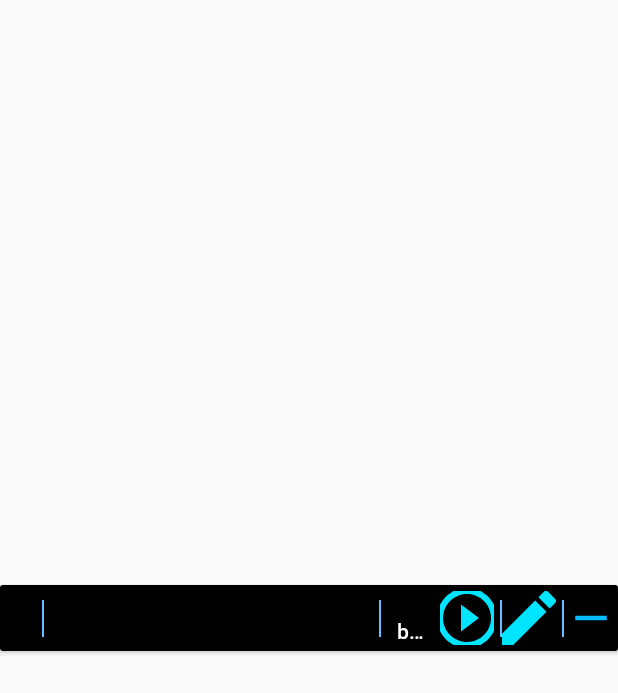
After one commit to SuperBigBang/MusHelp, an Android app: the layout item_song_list.xml on its own in the app's theme, with its tools: preview values and no code run, on a phone screen of 412 x 824 dp. The commit adds this screen. Shown: the top 693 px of the screen. Run offline under Robolectric (Android 15) with nearby library versions, the phone set to English and light mode, and no system bars.

Commit message:
feat: item song list for Recycler View added

```diff
--- a/app/src/main/java/com/superbigbang/mushelp/screen/topLevelActivity/TopLevelPresenter.java
+++ b/app/src/main/java/com/superbigbang/mushelp/screen/topLevelActivity/TopLevelPresenter.java
@@ -19,15 +19,19 @@ public class TopLevelPresenter extends MvpPresenter<TopLevelView> {
         super.onFirstViewAttach();
     }
 
-    public void showAdvertistments() {
+    void showAdvertistments() {
         getViewState().showAdvertistments(new AdRequest.Builder().build());
     }
 
-    public void showSetLists() {
+    void showSetLists() {
         mData = DataServer.getNormalMultipleEntities();
-        DemoMultipleItemRvAdapter multipleItemAdapter = new DemoMultipleItemRvAdapter(mData);
-        getViewState().showSetLists(multipleItemAdapter);
+        DemoMultipleItemRvAdapter multipleItemAdapterSet = new DemoMultipleItemRvAdapter(mData);
+        getViewState().showSetLists(multipleItemAdapterSet);
     }
 
-
+    void showSongsLists() {
+        mData = DataServer.getNormalMultipleEntities();
+        DemoMultipleItemRvAdapter multipleItemAdapterSongs = new DemoMultipleItemRvAdapter(mData);
+        getViewState().showSongsLists(multipleItemAdapterSongs);
+    }
 }
--- a/app/src/main/java/com/superbigbang/mushelp/screen/topLevelActivity/TopLevelView.java
+++ b/app/src/main/java/com/superbigbang/mushelp/screen/topLevelActivity/TopLevelView.java
@@ -12,4 +12,6 @@ public interface TopLevelView extends MvpView {
  void showAdvertistments(AdRequest adRequest);
 
  void showSetLists(DemoMultipleItemRvAdapter multipleItemAdapter);
+
+    void showSongsLists(DemoMultipleItemRvAdapter multipleItemAdapter);
 }
--- a/app/src/main/java/com/superbigbang/mushelp/screen/topLevelActivity/TopLevelViewActivity.java
+++ b/app/src/main/java/com/superbigbang/mushelp/screen/topLevelActivity/TopLevelViewActivity.java
@@ -32,7 +32,7 @@ public class TopLevelViewActivity extends MvpAppCompatActivity implements TopLev
     @BindView(R.id.RecyclerSetList)
     RecyclerView mRecyclerSetList;
     @BindView(R.id.RecyclerSongsList)
-    RecyclerView RecyclerSongsList;
+    RecyclerView mRecyclerSongsList;
     @BindView(R.id.buyButton)
     ImageButton buyButton;
     @BindView(R.id.newItemCircleButton)
@@ -54,6 +54,14 @@ public class TopLevelViewActivity extends MvpAppCompatActivity implements TopLev
         mRecyclerSetList.setLayoutManager(managerSetList);
         mTopLevelPresenter.showSetLists();
 
+        LinearLayoutManager managerSongsList = new LinearLayoutManager(this, LinearLayoutManager.VERTICAL, false);
+        mRecyclerSongsList.setLayoutManager(managerSongsList);
+        mTopLevelPresenter.showSongsLists();
+    }
+
+    @Override
+    public void showSongsLists(DemoMultipleItemRvAdapter multipleItemAdapter) {
+        mRecyclerSongsList.setAdapter(multipleItemAdapter);
     }
 
     @Override
--- a/app/src/main/res/layout/activity_top_level.xml
+++ b/app/src/main/res/layout/activity_top_level.xml
@@ -22,9 +22,9 @@
         android:id="@+id/RecyclerSetList"
         android:layout_width="0dp"
         android:layout_height="43dp"
-        android:layout_marginEnd="8dp"
         android:layout_marginStart="8dp"
         android:layout_marginTop="8dp"
+        android:layout_marginEnd="8dp"
         android:scrollbars="none"
         app:layout_constraintEnd_toStartOf="@+id/editListPenButton"
         app:layout_constraintStart_toStartOf="parent"
@@ -32,12 +32,13 @@
 
     <android.support.v7.widget.RecyclerView
         android:id="@+id/RecyclerSongsList"
-        android:layout_width="368dp"
+        android:layout_width="0dp"
         android:layout_height="0dp"
-        android:layout_marginBottom="8dp"
-        android:layout_marginEnd="8dp"
         android:layout_marginStart="8dp"
         android:layout_marginTop="8dp"
+        android:layout_marginEnd="8dp"
+        android:layout_marginBottom="8dp"
+        android:scrollbars="none"
         app:layout_constraintBottom_toTopOf="@+id/newItemCircleButton"
         app:layout_constraintEnd_toEndOf="parent"
         app:layout_constraintHorizontal_bias="0.0"
--- /dev/null
+++ b/app/src/main/res/layout/item_song_list.xml
@@ -0,0 +1,178 @@
+<?xml version="1.0" encoding="utf-8"?>
+<android.support.v7.widget.CardView xmlns:android="http://schemas.android.com/apk/res/android"
+    xmlns:app="http://schemas.android.com/apk/res-auto"
+    android:id="@+id/card_set_list_view"
+    android:layout_width="match_parent"
+    android:layout_height="wrap_content"
+    android:layout_gravity="center">
+
+    <android.support.constraint.ConstraintLayout
+        android:id="@+id/linearLayout2"
+        android:layout_width="match_parent"
+        android:layout_height="wrap_content"
+        android:background="@color/colorPrimary"
+        android:gravity="center"
+        android:orientation="horizontal"
+        app:layout_constraintBottom_toTopOf="@+id/divider1"
+        app:layout_constraintTop_toTopOf="@+id/divider1">
+
+        <TextView
+            android:id="@+id/songPosition"
+            android:layout_width="28sp"
+            android:layout_height="wrap_content"
+            android:ellipsize="end"
+            android:fontFamily="@font/roboto_medium"
+            android:gravity="center"
+            android:maxLength="2"
+            android:maxLines="1"
+            android:paddingStart="@dimen/dp_4"
+            android:paddingEnd="@dimen/dp_4"
+            android:textColor="@color/textColorPrimary"
+            android:textSize="18sp"
+            android:textStyle="normal"
+            app:layout_constraintBottom_toBottomOf="parent"
+            app:layout_constraintStart_toStartOf="parent"
+            app:layout_constraintTop_toTopOf="parent" />
+
+        <ImageView
+            android:id="@+id/divider1"
+            android:layout_width="1dp"
+            android:layout_height="0dp"
+            android:layout_margin="0dp"
+            android:contentDescription="@string/divider"
+            android:padding="0dp"
+            app:layout_constraintBottom_toBottomOf="@+id/songName"
+            app:layout_constraintStart_toEndOf="@+id/songPosition"
+            app:layout_constraintTop_toTopOf="@+id/songName"
+            app:srcCompat="@color/cornerColor" />
+
+        <TextView
+            android:id="@+id/songName"
+            android:layout_width="0dp"
+            android:layout_height="wrap_content"
+            android:ellipsize="end"
+            android:fontFamily="@font/roboto_medium"
+            android:gravity="center"
+            android:paddingStart="@dimen/dp_4"
+            android:paddingEnd="@dimen/dp_4"
+            android:textColor="@color/textColorPrimary"
+            android:textSize="18sp"
+            android:textStyle="normal"
+            app:layout_constraintBottom_toBottomOf="parent"
+            app:layout_constraintEnd_toStartOf="@+id/divider2"
+            app:layout_constraintStart_toEndOf="@+id/divider1"
+            app:layout_constraintTop_toTopOf="parent" />
+
+        <ImageView
+            android:id="@+id/divider2"
+            android:layout_width="1dp"
+            android:layout_height="0dp"
+            android:layout_margin="0dp"
+            android:contentDescription="@string/divider"
+            android:padding="0dp"
+            app:layout_constraintBottom_toBottomOf="@+id/songName"
+            app:layout_constraintEnd_toStartOf="@+id/bpmEditMetro"
+            app:layout_constraintTop_toTopOf="@+id/songName"
+            app:srcCompat="@color/cornerColor" />
+
+        <TextView
+            android:id="@+id/bpmEditMetro"
+            android:layout_width="38sp"
+            android:layout_height="wrap_content"
+            android:ellipsize="end"
+            android:fontFamily="@font/roboto_medium"
+            android:gravity="center"
+            android:maxLength="3"
+            android:maxLines="1"
+            android:paddingStart="@dimen/dp_4"
+            android:paddingEnd="@dimen/dp_4"
+            android:textColor="@color/textColorPrimary"
+            android:textSize="18sp"
+            android:textStyle="normal"
+            app:layout_constraintBottom_toTopOf="@+id/bpmText"
+            app:layout_constraintEnd_toStartOf="@+id/playPauseButton"
+            app:layout_constraintStart_toEndOf="@+id/songName"
+            app:layout_constraintTop_toTopOf="@+id/playPauseButton" />
+
+        <TextView
+            android:id="@+id/bpmText"
+            android:layout_width="36dp"
+            android:layout_height="wrap_content"
+            android:ellipsize="end"
+            android:fontFamily="@font/roboto_medium"
+            android:gravity="center"
+            android:maxLines="1"
+            android:paddingStart="@dimen/dp_4"
+            android:paddingEnd="@dimen/dp_4"
+            android:text="@string/bpm"
+            android:textColor="@color/textColorPrimary"
+            android:textSize="14sp"
+            android:textStyle="normal"
+            app:layout_constraintBottom_toBottomOf="@+id/playPauseButton"
+            app:layout_constraintEnd_toStartOf="@+id/playPauseButton"
+            app:layout_constraintStart_toEndOf="@+id/songName"
+            app:layout_constraintTop_toTopOf="@+id/playPauseButton"
+            app:layout_constraintVertical_bias="1.0" />
+
+        <ImageButton
+            android:id="@+id/playPauseButton"
+            android:layout_width="36dp"
+            android:layout_height="36dp"
+            android:layout_marginEnd="4dp"
+            android:background="@color/colorPrimary"
+            android:contentDescription="@string/playpausebutton"
+            app:layout_constraintBottom_toBottomOf="parent"
+            app:layout_constraintEnd_toStartOf="@+id/divider3"
+            app:layout_constraintTop_toTopOf="parent"
+            app:srcCompat="@drawable/baseline_play_circle_outline_white_48" />
+
+        <ImageView
+            android:id="@+id/divider3"
+            android:layout_width="1dp"
+            android:layout_height="0dp"
+            android:layout_margin="0dp"
+            android:contentDescription="@string/divider"
+            android:padding="0dp"
+            app:layout_constraintBottom_toBottomOf="@+id/songName"
+            app:layout_constraintEnd_toStartOf="@+id/editSongButton"
+            app:layout_constraintTop_toTopOf="@+id/songName"
+            app:srcCompat="@color/cornerColor" />
+
+        <ImageButton
+            android:id="@+id/editSongButton"
+            android:layout_width="36dp"
+            android:layout_height="36dp"
+            android:layout_marginEnd="4dp"
+            android:background="@color/colorPrimary"
+            android:contentDescription="@string/editsongbutton"
+            app:layout_constraintBottom_toBottomOf="parent"
+            app:layout_constraintEnd_toStartOf="@+id/divider4"
+            app:layout_constraintTop_toTopOf="parent"
+            app:srcCompat="@drawable/baseline_create_white_48" />
+
+        <ImageView
+            android:id="@+id/divider4"
+            android:layout_width="1dp"
+            android:layout_height="0dp"
+            android:layout_margin="0dp"
+            android:contentDescription="@string/divider"
+            android:padding="0dp"
+            app:layout_constraintBottom_toBottomOf="@+id/songName"
+            app:layout_constraintEnd_toStartOf="@+id/deleteSongButton"
+            app:layout_constraintTop_toTopOf="@+id/songName"
+            app:srcCompat="@color/cornerColor" />
+
+        <ImageButton
+            android:id="@+id/deleteSongButton"
+            android:layout_width="36dp"
+            android:layout_height="36dp"
+            android:background="@color/colorPrimary"
+            android:contentDescription="@string/deletesongbutton"
+            android:scaleType="fitCenter"
+            app:layout_constraintBottom_toBottomOf="parent"
+            app:layout_constraintEnd_toEndOf="parent"
+            app:layout_constraintTop_toTopOf="parent"
+            app:srcCompat="@drawable/baseline_remove_white_36" />
+
+    </android.support.constraint.ConstraintLayout>
+</android.support.v7.widget.CardView>
--- a/app/src/main/res/values/colors.xml
+++ b/app/src/main/res/values/colors.xml
@@ -4,5 +4,5 @@
     <color name="colorPrimaryDark">#000000</color>
     <color name="colorAccent">#000000</color>
     <color name="textColorPrimary">#FFFFFFFF</color>
-    <color name="cornerColor">#66BFFF</color>
+    <color name="cornerColor">#66bfff</color>
 </resources>
--- a/app/src/main/res/values/strings.xml
+++ b/app/src/main/res/values/strings.xml
@@ -1,10 +1,15 @@
-<resources>
+<resources xmlns:tools="http://schemas.android.com/tools">
     <string name="app_name">MusHelp</string>
     <string name="logoimg">logoimg</string>
     <string name="authorimg">authorimg</string>
     <string name="editListPenButton">editListPenButton</string>
-    <string name="selectListButtonText">...</string>
+    <string name="selectListButtonText" tools:ignore="TypographyEllipsis">...</string>
     <string name="buybutton">buyButton</string>
     <string name="newitemcirclebutton">newItemCircleButton</string>
     <string name="volumex2button">volumeX2button</string>
+    <string name="divider">divider</string>
+    <string name="bpm">bpm</string>
+    <string name="playpausebutton">playPauseButton</string>
+    <string name="editsongbutton">editSongButton</string>
+    <string name="deletesongbutton">deleteSongButton</string>
 </resources>
```
Also changed, not shown: app/src/main/res/drawable-nodpi/baseline_play_circle_outline_white_48.png (added), app/src/main/res/drawable-nodpi/baseline_remove_white_36.png (added).
